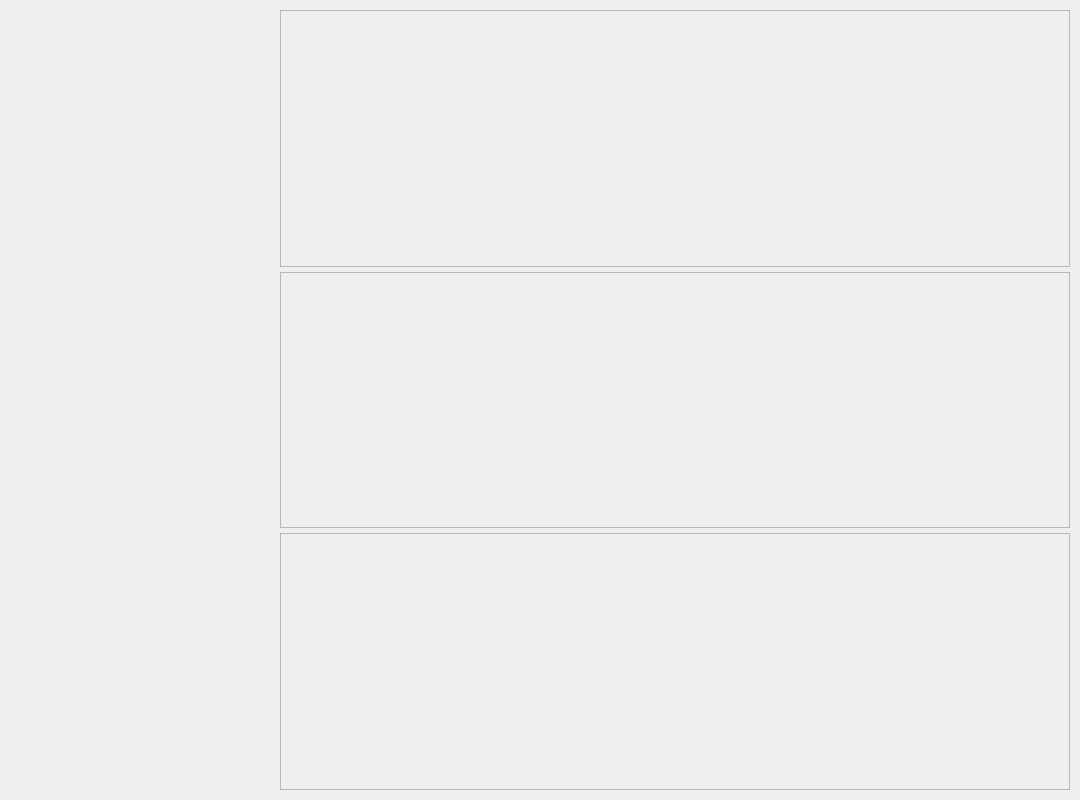
First picture: the form in main.ui, repository a1240101124/A-Dark-Room, before the edit.
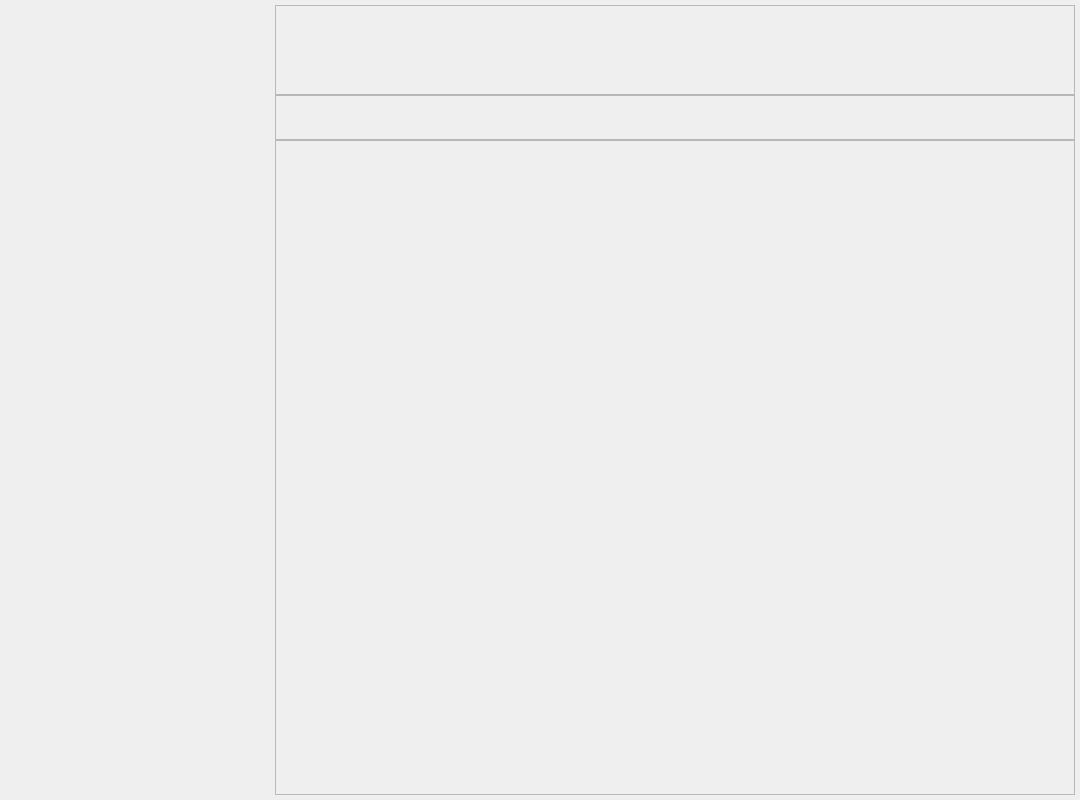
Second picture: the form after the edit.

Commit message: 2025.6.27 UI框架初步完善

What changed in the file:
```diff
--- a/main.ui
+++ b/main.ui
@@ -234,22 +234,34 @@
            <widget class="QWidget" name="widget" native="true">
             <layout class="QVBoxLayout" name="verticalLayout_4">
              <property name="spacing">
-              <number>5</number>
+              <number>0</number>
              </property>
              <property name="leftMargin">
-              <number>5</number>
+              <number>0</number>
              </property>
              <property name="topMargin">
-              <number>5</number>
+              <number>0</number>
              </property>
              <property name="rightMargin">
-              <number>5</number>
+              <number>0</number>
              </property>
              <property name="bottomMargin">
-              <number>5</number>
+              <number>0</number>
              </property>
              <item>
-              <widget class="QFrame" name="frame_5">
+              <widget class="QFrame" name="TopBox">
+               <property name="minimumSize">
+                <size>
+                 <width>0</width>
+                 <height>90</height>
+                </size>
+               </property>
+               <property name="maximumSize">
+                <size>
+                 <width>16777215</width>
+                 <height>90</height>
+                </size>
+               </property>
                <property name="frameShape">
                 <enum>QFrame::Shape::StyledPanel</enum>
                </property>
@@ -259,7 +271,19 @@
               </widget>
              </item>
              <item>
-              <widget class="QFrame" name="frame_6">
+              <widget class="QFrame" name="MiddleBox">
+               <property name="minimumSize">
+                <size>
+                 <width>0</width>
+                 <height>45</height>
+                </size>
+               </property>
+               <property name="maximumSize">
+                <size>
+                 <width>16777215</width>
+                 <height>45</height>
+                </size>
+               </property>
                <property name="frameShape">
                 <enum>QFrame::Shape::StyledPanel</enum>
                </property>
```
Left out of the diff: 16 changed lines with no effect on the pictures.
